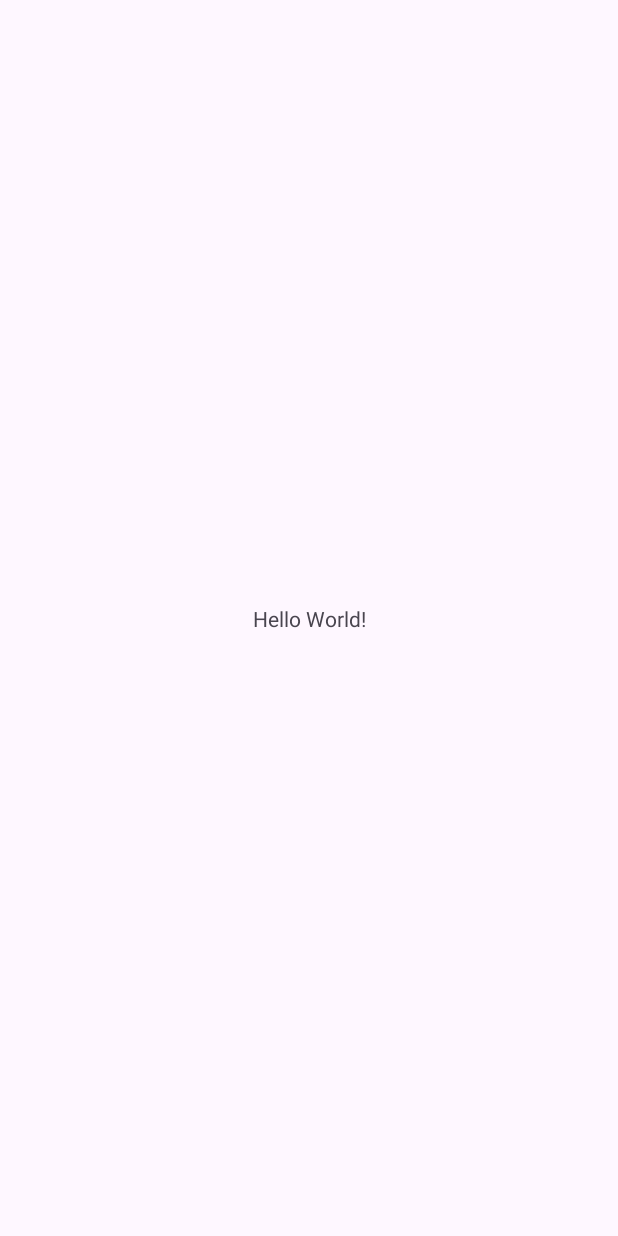
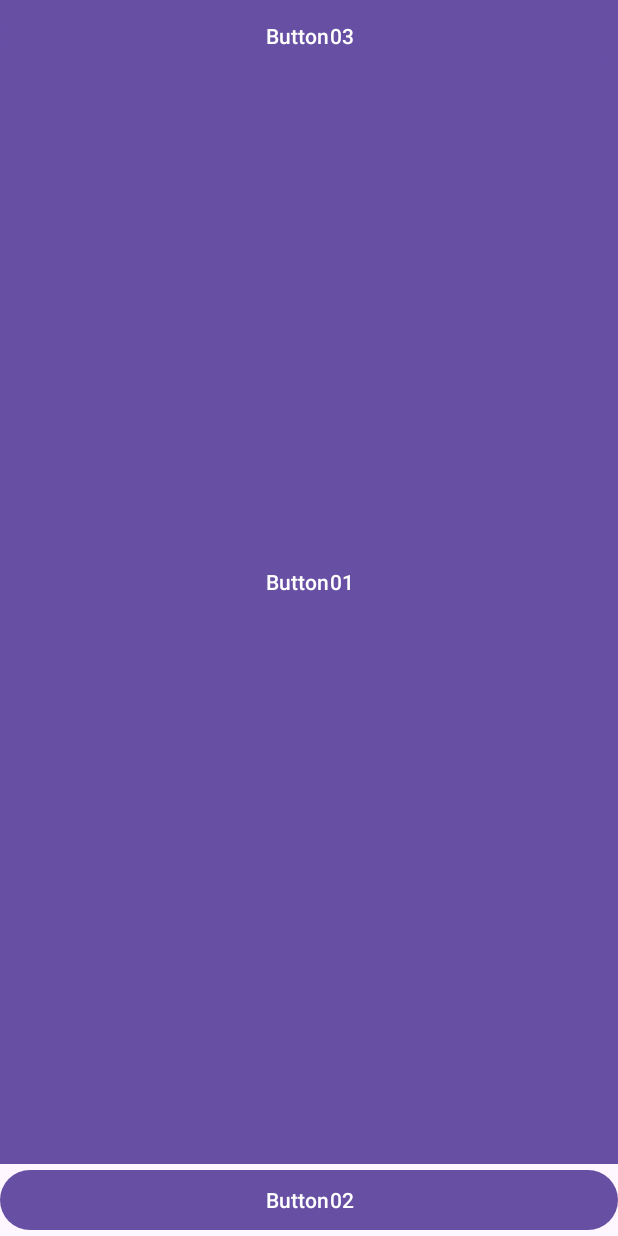
Before and after one commit to SimpleBoyG/Nova_Android, an Android app: the screen it shows after launch (MainActivity), on a phone screen of 412 x 824 dp. Before the commit the screen is almost empty. Run offline under Robolectric (Android 15) with nearby library versions, the phone set to English and light mode, and no system bars.

Commit message:
2024/03/11 안드로이드 1주차 - 뷰들의 사용법 연습

```diff
--- a/RalativeLayout/app/src/main/res/layout/activity_main.xml
+++ b/RalativeLayout/app/src/main/res/layout/activity_main.xml
@@ -1,18 +1,42 @@
 <?xml version="1.0" encoding="utf-8"?>
-<androidx.constraintlayout.widget.ConstraintLayout xmlns:android="http://schemas.android.com/apk/res/android"
+<RelativeLayout xmlns:android="http://schemas.android.com/apk/res/android"
     xmlns:app="http://schemas.android.com/apk/res-auto"
     xmlns:tools="http://schemas.android.com/tools"
     android:layout_width="match_parent"
     android:layout_height="match_parent"
     tools:context=".MainActivity">
 
-    <TextView
-        android:layout_width="wrap_content"
+
+    <Button
+        android:id="@+id/button"
+        android:layout_width="match_parent"
+        android:layout_height="match_parent"
+        android:layout_alignParentLeft="true"
+        android:layout_alignParentStart="true"
+        android:layout_alignParentTop="true"
+        android:layout_above="@+id/button2"
+        android:text="Button01"
+        android:background="#ff0088ff"
+        android:layout_below="@+id/button3"
+        />
+
+    <Button
+        android:id="@+id/button2"
+        android:layout_width="match_parent"
         android:layout_height="wrap_content"
-        android:text="Hello World!"
-        app:layout_constraintBottom_toBottomOf="parent"
-        app:layout_constraintEnd_toEndOf="parent"
-        app:layout_constraintStart_toStartOf="parent"
-        app:layout_constraintTop_toTopOf="parent" />
+        android:text="Button02"
+        android:layout_alignParentBottom="true"
+        android:layout_alignParentLeft="true"
+        android:layout_alignParentStart="true"
+        />
 
-</androidx.constraintlayout.widget.ConstraintLayout>
+    <Button
+        android:id="@+id/button3"
+        android:layout_width="match_parent"
+        android:layout_height="wrap_content"
+        android:text="Button03"
+        android:layout_alignParentLeft="true"
+        android:layout_alignParentStart="true"
+        android:layout_alignParentTop="true"
+        />
+</RelativeLayout>
```
Also changed, not shown: RalativeLayout/app/src/main/res/layout/tablelayout.xml (added, +86 -0 lines), RalativeLayout/app/src/main/res/layout/tablelayouttest.xml (added, +51 -0 lines).
